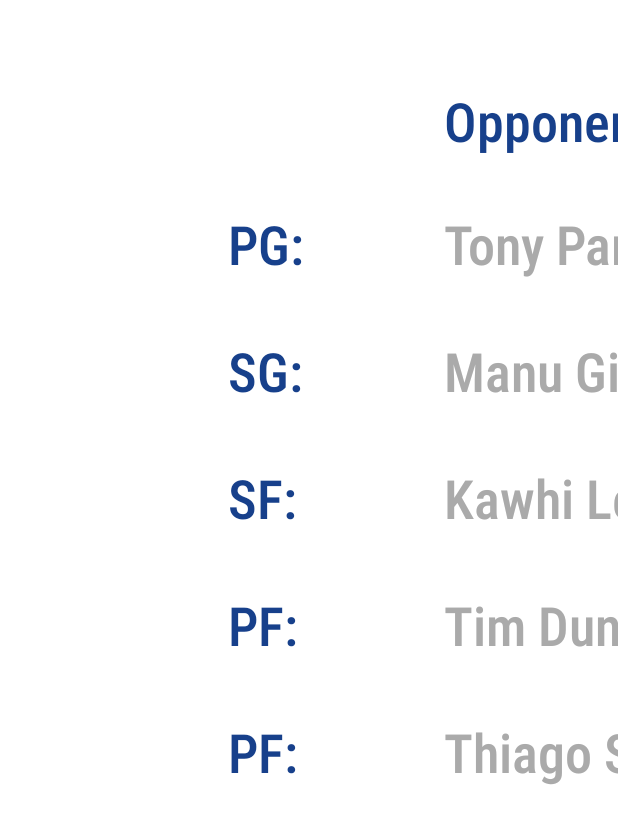
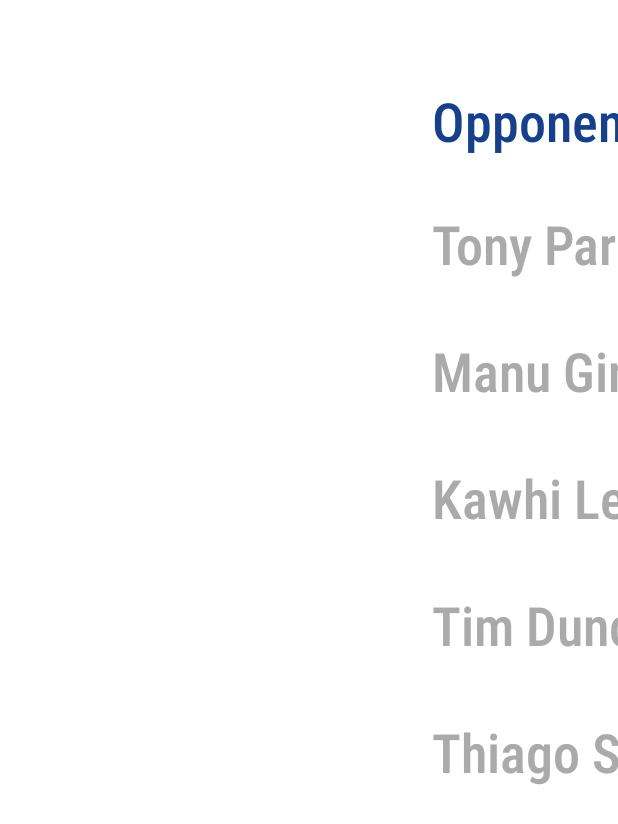
Before and after one commit to JoseRuizCasado/TFG_CLIENT_TABLET_APP, an Android app: the fragment DefendInformFragment shown on its own in the app's theme, on a phone screen of 412 x 824 dp. Shown: the top 824 px of the screen. Run offline under Robolectric (Android 15) with nearby library versions, the phone set to English and light mode, and no system bars; libraries missing offline, so code that uses them is left out: org.jetbrains.anko; 2 statements that could not run were skipped.

Commit message:
Defend Info working.

```diff
--- a/app/src/main/java/com/example/nbaanalyzer/api/APIModels.kt
+++ b/app/src/main/java/com/example/nbaanalyzer/api/APIModels.kt
@@ -221,3 +221,16 @@ data class InformResponse(
     @field:Json(name = "Local_Prediction") val localPrediction: String,
     @field:Json(name = "Visitor_Prediction") val visitorPrediction: String
 )
+
+data class BestDefendersResponse(
+    @field:Json(name = "PG") val pg_name: String,
+    @field:Json(name = "OpPG") val op_pg_name: String,
+    @field:Json(name = "SG") val sg_name: String,
+    @field:Json(name = "OpSG") val op_sg_name: String,
+    @field:Json(name = "SF") val sf_name: String,
+    @field:Json(name = "OpSF") val op_sf_name: String,
+    @field:Json(name = "PF") val pf_name: String,
+    @field:Json(name = "OpPF") val op_pf_name: String,
+    @field:Json(name = "C") val c_name: String,
+    @field:Json(name = "OpC") val op_c_name: String
+)
--- a/app/src/main/java/com/example/nbaanalyzer/api/RestAPI.kt
+++ b/app/src/main/java/com/example/nbaanalyzer/api/RestAPI.kt
@@ -32,4 +32,8 @@ class RestAPI{
         return teamAPIService.getInform(team_id, opponent_team_id)
     }
 
+    fun getDefendInform(team_id: Int, opponent_team_id: Int): Call<BestDefendersResponse>{
+        return teamAPIService.getDefendInform(team_id, opponent_team_id)
+    }
+
 }
--- a/app/src/main/java/com/example/nbaanalyzer/api/TeamAPIService.kt
+++ b/app/src/main/java/com/example/nbaanalyzer/api/TeamAPIService.kt
@@ -18,4 +18,8 @@ interface TeamAPIService {
     @GET("advancedStatisticsCalculator/make-inform/{team_id}/vs/{opponent_team_id}")
     fun getInform(@Path("team_id") team_id: Int, @Path("opponent_team_id") opponent_team_id: Int): Call<InformResponse>
 
+    @GET("dbmanager/get-defend-inform/{team_id}/{opponent_team_id}")
+    fun getDefendInform(@Path(value = "team_id") team_id: Int,
+                        @Path(value = "opponent_team_id") opponent_team_id: Int): Call<BestDefendersResponse>
+
 }
--- a/app/src/main/java/com/example/nbaanalyzer/ui/team/tabs/DefendInformFragment.kt
+++ b/app/src/main/java/com/example/nbaanalyzer/ui/team/tabs/DefendInformFragment.kt
@@ -1,24 +1,90 @@
 package com.example.nbaanalyzer.ui.team.tabs
 
+import android.content.Context
 import android.os.Bundle
 import androidx.fragment.app.Fragment
 import android.view.LayoutInflater
+import android.view.TextureView
 import android.view.View
 import android.view.ViewGroup
+import android.widget.TextView
 
 import com.example.nbaanalyzer.R
+import com.example.nbaanalyzer.api.BestDefendersResponse
+import com.example.nbaanalyzer.api.RestAPI
+import com.example.nbaanalyzer.ui.team.TeamDetailsActivity
+import org.jetbrains.anko.doAsync
+import org.jetbrains.anko.uiThread
 
 /**
  * A simple [Fragment] subclass.
  */
 class DefendInformFragment : Fragment() {
 
+    lateinit var opPG: TextView
+    lateinit var opSG: TextView
+    lateinit var opSF: TextView
+    lateinit var opPF: TextView
+    lateinit var opC: TextView
+    lateinit var defPG: TextView
+    lateinit var defSG: TextView
+    lateinit var defSF: TextView
+    lateinit var defPF: TextView
+    lateinit var defC: TextView
+
     override fun onCreateView(
         inflater: LayoutInflater, container: ViewGroup?,
         savedInstanceState: Bundle?
     ): View? {
         // Inflate the layout for this fragment
-        return inflater.inflate(R.layout.fragment_defend_inform, container, false)
+        val fragmentLayout = inflater.inflate(R.layout.fragment_defend_inform, container, false)
+
+        opPG = fragmentLayout.findViewById(R.id.player_preview_opponent_pg_starter)
+        opSG = fragmentLayout.findViewById(R.id.player_preview_opponent_sg_starter)
+        opSF = fragmentLayout.findViewById(R.id.player_preview_opponent_sf_starter)
+        opPF = fragmentLayout.findViewById(R.id.player_preview_opponent_pf_starter)
+        opC = fragmentLayout.findViewById(R.id.player_preview_opponent_c_starter)
+
+        defPG = fragmentLayout.findViewById(R.id.player_preview_defender_pg)
+        defSG = fragmentLayout.findViewById(R.id.player_preview_defender_sg)
+        defSF = fragmentLayout.findViewById(R.id.player_preview_defender_sf)
+        defPF = fragmentLayout.findViewById(R.id.player_preview_defender_pf)
+        defC = fragmentLayout.findViewById(R.id.player_preview_defender_pf2)
+
+        val teamID = activity!!.getSharedPreferences("MyPref", Context.MODE_PRIVATE).getInt("teamId", -1)
+        val selectedTeam = (activity as TeamDetailsActivity).selectedTeam
+        getDefendInfo(teamID, selectedTeam)
+
+        return fragmentLayout
+    }
+
+    private fun getDefendInfo(teamID: Int, opponentTemID: Int){
+        doAsync{
+            val api = RestAPI()
+            val response = api.getDefendInform(teamID, opponentTemID).execute()
+            val defendData = if (response.isSuccessful){
+                response.body()!!
+            }else{
+                BestDefendersResponse("-", "-", "-", "-",
+                    "-", "-", "-", "-", "-", "-")
+            }
+            uiThread { setUpInfo(defendData) }
+        }
+
+    }
+
+    private fun setUpInfo(defendData: BestDefendersResponse) {
+        opPG.text = defendData.op_pg_name
+        opSG.text = defendData.op_sg_name
+        opSF.text = defendData.op_sf_name
+        opPF.text = defendData.op_pf_name
+        opC.text = defendData.op_c_name
+
+        defPG.text = defendData.pg_name
+        defSG.text = defendData.sg_name
+        defSF.text = defendData.sf_name
+        defPF.text = defendData.pf_name
+        defC.text = defendData.c_name
     }
 
 }
--- a/app/src/main/res/layout/fragment_defend_inform.xml
+++ b/app/src/main/res/layout/fragment_defend_inform.xml
@@ -130,81 +130,14 @@
         android:id="@+id/textView12"
         android:layout_width="wrap_content"
         android:layout_height="wrap_content"
-        android:layout_marginStart="296dp"
+        android:layout_marginStart="288dp"
         android:layout_marginTop="56dp"
         android:fontFamily="sans-serif-condensed-medium"
         android:text="Opponent Starters"
         android:textColor="@color/colorPrimary"
         android:textSize="36sp"
-        app:layout_constraintBottom_toTopOf="@+id/textView22"
-        app:layout_constraintStart_toStartOf="parent"
-        app:layout_constraintTop_toTopOf="parent"
-        app:layout_constraintVertical_bias="0.0" />
-
-    <TextView
-        android:id="@+id/textView22"
-        android:layout_width="wrap_content"
-        android:layout_height="wrap_content"
-        android:layout_marginStart="152dp"
-        android:layout_marginTop="138dp"
-        android:fontFamily="sans-serif-condensed-medium"
-        android:text="PG:"
-        android:textColor="@color/colorPrimary"
-        android:textSize="36sp"
         app:layout_constraintStart_toStartOf="parent"
         app:layout_constraintTop_toTopOf="parent" />
-
-    <TextView
-        android:id="@+id/textView24"
-        android:layout_width="wrap_content"
-        android:layout_height="wrap_content"
-        android:layout_marginStart="152dp"
-        android:layout_marginTop="36dp"
-        android:fontFamily="sans-serif-condensed-medium"
-        android:text="SF:"
-        android:textColor="@color/colorPrimary"
-        android:textSize="36sp"
-        app:layout_constraintStart_toStartOf="parent"
-        app:layout_constraintTop_toBottomOf="@+id/textView23" />
-
-    <TextView
-        android:id="@+id/textView26"
-        android:layout_width="wrap_content"
-        android:layout_height="wrap_content"
-        android:layout_marginStart="152dp"
-        android:layout_marginTop="36dp"
-        android:fontFamily="sans-serif-condensed-medium"
-        android:text="PF:"
-        android:textColor="@color/colorPrimary"
-        android:textSize="36sp"
-        app:layout_constraintStart_toStartOf="parent"
-        app:layout_constraintTop_toBottomOf="@+id/textView25" />
-
-    <TextView
-        android:id="@+id/textView25"
-        android:layout_width="wrap_content"
-        android:layout_height="wrap_content"
-        android:layout_marginStart="152dp"
-        android:layout_marginTop="36dp"
-        android:fontFamily="sans-serif-condensed-medium"
-        android:text="PF:"
-        android:textColor="@color/colorPrimary"
-        android:textSize="36sp"
-        app:layout_constraintStart_toStartOf="parent"
-        app:layout_constraintTop_toBottomOf="@+id/textView24" />
-
-    <TextView
-        android:id="@+id/textView23"
-        android:layout_width="wrap_content"
-        android:layout_height="wrap_content"
-        android:layout_marginStart="152dp"
-        android:layout_marginTop="36dp"
-        android:fontFamily="sans-serif-condensed-medium"
-        android:text="SG:"
-        android:textColor="@color/colorPrimary"
-        android:textSize="36sp"
-        app:layout_constraintStart_toStartOf="parent"
-        app:layout_constraintTop_toBottomOf="@+id/textView22" />
 
     <TextView
         android:id="@+id/textView21"
```
